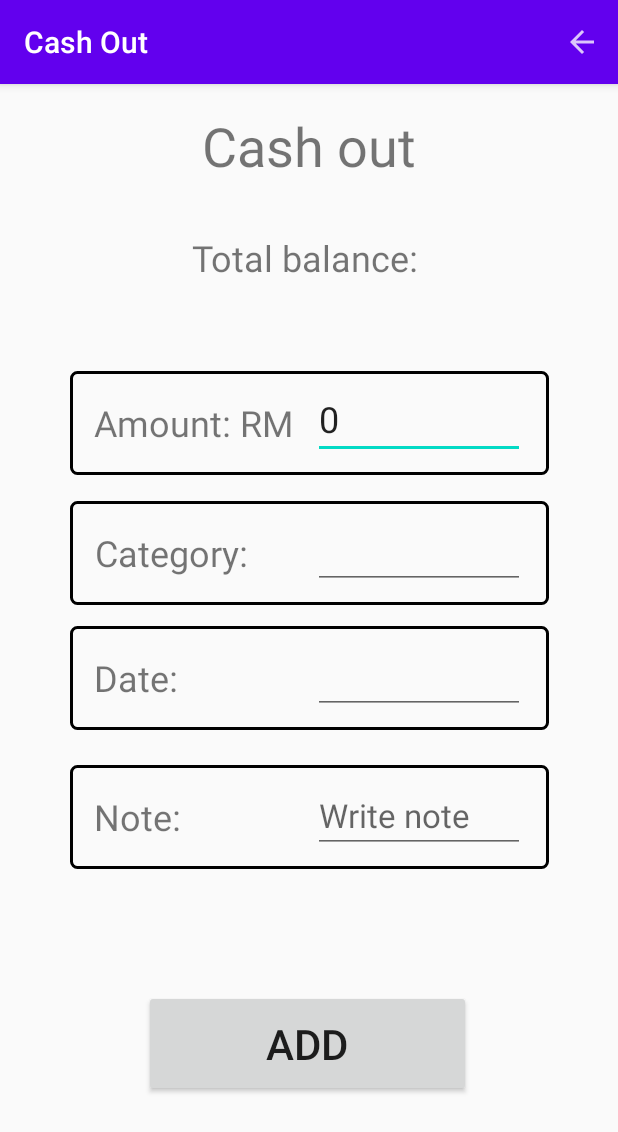
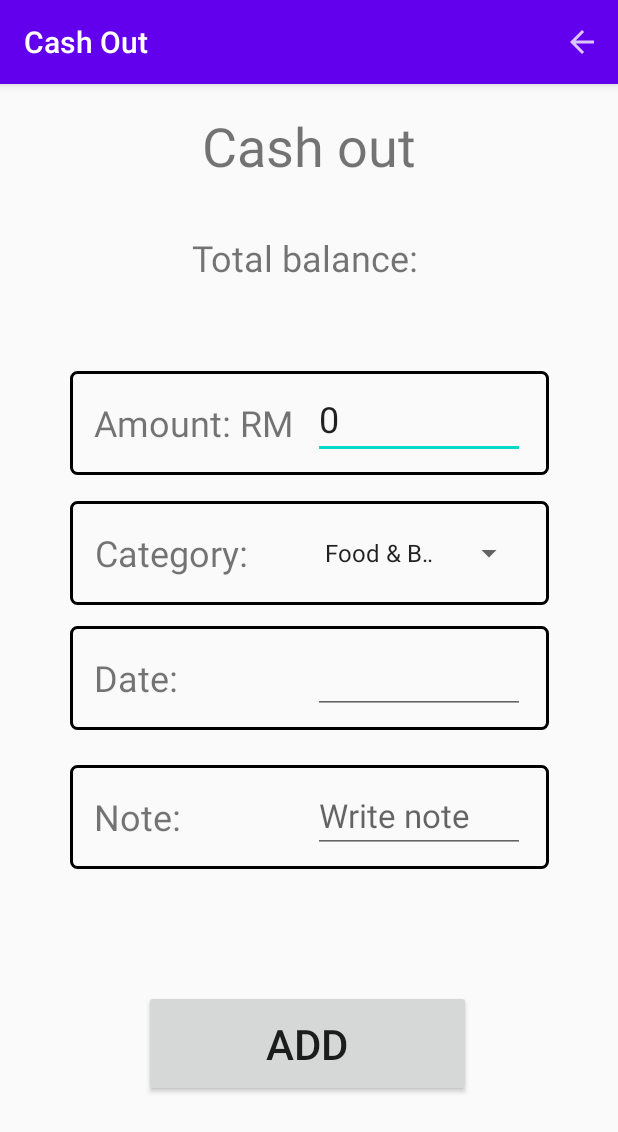
Before and after one commit to yap9911/MoneyMinder, an Android app: the CashOutActivity screen opened directly, with no data from a screen before it, on a phone screen of 412 x 824 dp. Shown: the top 1132 px of the screen. Run offline under Robolectric (Android 15) with nearby library versions, the phone set to English and light mode, and no system bars.

Commit message:
completed ui of the activity_cash_out.xml CashOutActivity.java

```diff
--- a/app/src/main/java/my/edu/utar/moneyminder/CashInActivity.java
+++ b/app/src/main/java/my/edu/utar/moneyminder/CashInActivity.java
@@ -25,9 +25,11 @@ public class CashInActivity extends AppCompatActivity {
 
 
         cashInBalanceTextView = findViewById(R.id.CashInBalancetv);
+        // Display the current balance of the user
         cashInBalanceTextView.setText("Total balance: ");
 
         CashInAmountEditText = findViewById(R.id.CashInAmountet);
+        // Set the maximum decimal place for the edit text to 2
         CashInAmountEditText.setFilters(new InputFilter[]{new DecimalDigitsInputFilter(2)});
 
         Button CashInAddButton = findViewById(R.id.CashInAddButton);
--- a/app/src/main/java/my/edu/utar/moneyminder/CashOutActivity.java
+++ b/app/src/main/java/my/edu/utar/moneyminder/CashOutActivity.java
@@ -8,9 +8,11 @@ import android.view.Menu;
 import android.view.MenuInflater;
 import android.view.MenuItem;
 import android.view.View;
+import android.widget.ArrayAdapter;
 import android.widget.Button;
 import android.widget.DatePicker;
 import android.widget.EditText;
+import android.widget.Spinner;
 import android.widget.TextView;
 import android.widget.Toast;
 
@@ -30,10 +32,28 @@ public class CashOutActivity extends AppCompatActivity {
         setContentView(R.layout.activity_cash_out);
 
         CashOutBalanceTextView = findViewById(R.id.CashOutBalancetv);
+        // Display the current balance of the user
         CashOutBalanceTextView.setText("Total balance: ");
 
         CashOutAmountEditText = findViewById(R.id.CashOutAmountet);
+        // Set the maximum decimal place for the edit text to 2
         CashOutAmountEditText.setFilters(new InputFilter[]{new CashInActivity.DecimalDigitsInputFilter(2)});
+
+        Spinner cashOutCategorySpinner = findViewById(R.id.CashOutCategorySpinner);
+
+        // Define an array of category options
+        String[] categoryOptions = {"Food & Beverage", "Transportation", "Rentals", "Bills", "Medicals",
+        "Fun & Relax"};
+
+        // Create an ArrayAdapter for the Spinner
+        ArrayAdapter<String> spinnerAdapter = new ArrayAdapter<>(this,
+                android.R.layout.simple_spinner_item, categoryOptions);
+
+        // Specify the layout resource for the dropdown options
+        spinnerAdapter.setDropDownViewResource(android.R.layout.simple_spinner_dropdown_item);
+
+        // Set the adapter for the Spinner
+        cashOutCategorySpinner.setAdapter(spinnerAdapter);
 
         // Find the EditText for the date
         cashOutDateEditText = findViewById(R.id.CashOutDateet);
--- a/app/src/main/res/layout/activity_cash_out.xml
+++ b/app/src/main/res/layout/activity_cash_out.xml
@@ -85,13 +85,12 @@
             android:text="Category: "
             android:textSize="24sp" />
 
-        <EditText
-            android:id="@+id/CashOutCategoryet"
+        <Spinner
+            android:id="@+id/CashOutCategorySpinner"
             android:layout_width="141dp"
             android:layout_height="48dp"
             android:layout_gravity="end|center_vertical"
             android:ems="10"
-            android:inputType="numberDecimal"
             android:textSize="24sp" />
 
     </FrameLayout>
@@ -177,6 +176,4 @@
         app:layout_constraintVertical_bias="0.466" />
 
 
-
-
 </android.support.constraint.ConstraintLayout>
```
